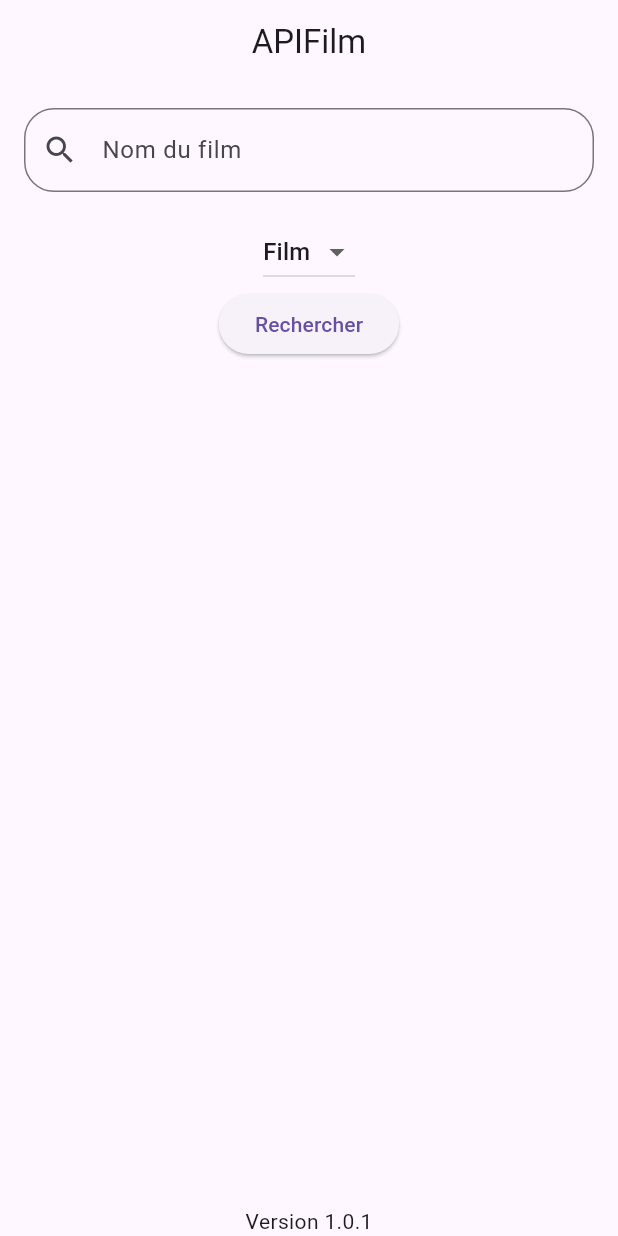
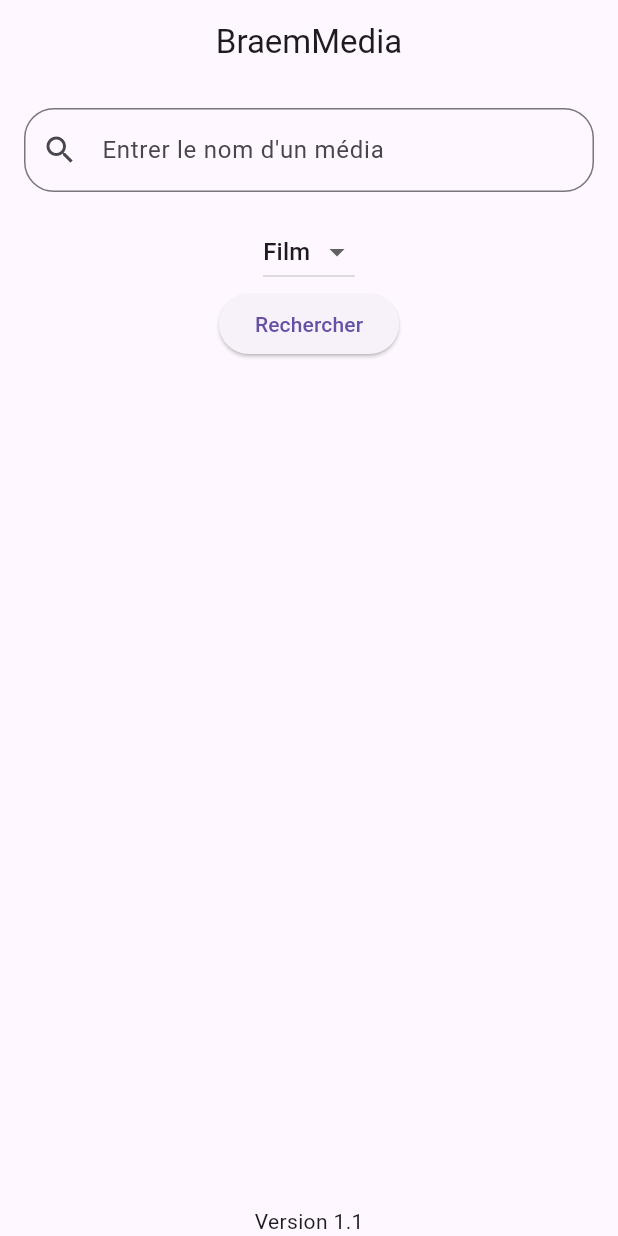
Before and after one commit to pierrebraem/BraemMedia, a Flutter app: the screen it shows after launch, on a phone screen of 412 x 824 dp. Run offline on Flutter 3.47's test engine with Material 3 defaults, Android fonts, the phone set to English and light mode, and no system bars.

Commit message:
Préparation 1.1 + renommé "apifilm" par "braemmedia"

```diff
--- a/lib/main.dart
+++ b/lib/main.dart
@@ -20,7 +20,7 @@ class MyApp extends StatelessWidget{
           SearchTitle(color: Colors.green, size: Theme.of(context).textTheme.titleLarge, fontWeight: FontWeight.bold)
         ]
       ),
-      title: 'APIFilm',
+      title: 'Braemmedia',
       home: const Execution(),
     );
   }
@@ -42,7 +42,7 @@ class _AccueilState extends State<Execution>{
   Widget build(BuildContext context){
     return Scaffold(
       appBar: AppBar(
-        title: const Text("APIFilm"),
+        title: const Text("BraemMedia"),
         automaticallyImplyLeading: false,
         centerTitle: true,
       ),
@@ -54,7 +54,7 @@ class _AccueilState extends State<Execution>{
               controller: controller,
               decoration: InputDecoration(
                 prefixIcon: const Icon(Icons.search),
-                hintText: 'Nom du film',
+                hintText: 'Entrer le nom d\'un média',
                 border: OutlineInputBorder(
                   borderRadius: BorderRadius.circular(20),
                   borderSide: const BorderSide(color: Colors.black),
@@ -119,7 +119,7 @@ class _AccueilState extends State<Execution>{
           Expanded(
             child: Container(
               alignment: Alignment.bottomCenter,
-              child: const Text('Version 1.0.1')
+              child: const Text('Version 1.1')
             )
           )
         ],
--- a/lib/pages/recherche.dart
+++ b/lib/pages/recherche.dart
@@ -1,4 +1,4 @@
-import 'package:apifilm/styles.dart';
+import 'package:braemmedia/styles.dart';
 import 'package:flutter/material.dart';
 import '../classes/media.dart';
 import 'detail.dart';
--- a/pubspec.yaml
+++ b/pubspec.yaml
@@ -1,5 +1,5 @@
-name: apifilm
-description: A new Flutter project.
+name: braemmedia
+description: braemmedia est une application réalisé en Flutter. Elle permet de récupérer des informations sur un film, une série ou un jeu en utilisant OMDb API.
 
 # The following line prevents the package from being accidentally published to
 # pub.dev using `flutter pub publish`. This is preferred for private packages.
```
Also changed, not shown: 10 other files.
